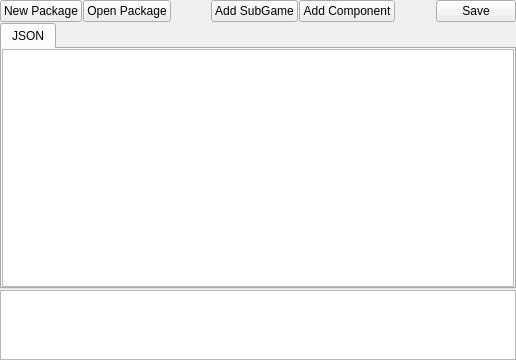
lorenzo-zurini/VidyaGod, file packageeditor.ui: the form before one commit.
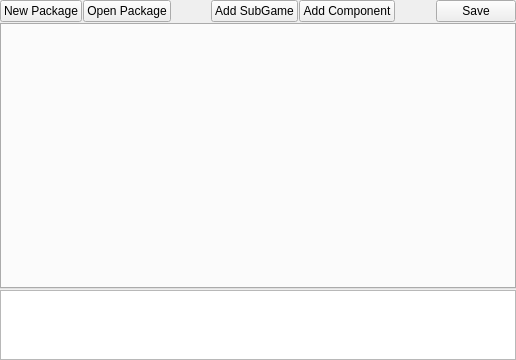
The form after the commit.

Commit message: More package builder auto-gui WIP

Diff of the .ui file:
```diff
--- a/packageeditor.ui
+++ b/packageeditor.ui
@@ -113,31 +113,6 @@
        <property name="currentIndex">
         <number>0</number>
        </property>
-       <widget class="QWidget" name="JSONPage">
-        <attribute name="title">
-         <string>JSON</string>
-        </attribute>
-        <layout class="QVBoxLayout" name="verticalLayout_2">
-         <property name="spacing">
-          <number>2</number>
-         </property>
-         <property name="leftMargin">
-          <number>0</number>
-         </property>
-         <property name="topMargin">
-          <number>0</number>
-         </property>
-         <property name="rightMargin">
-          <number>0</number>
-         </property>
-         <property name="bottomMargin">
-          <number>0</number>
-         </property>
-         <item>
-          <widget class="QTextEdit" name="JSONTextEdit"/>
-         </item>
-        </layout>
-       </widget>
       </widget>
      </item>
      <item>
```
Left out of the diff: 2 changed lines with no effect on the pictures. The commit also changes 2 other files.
